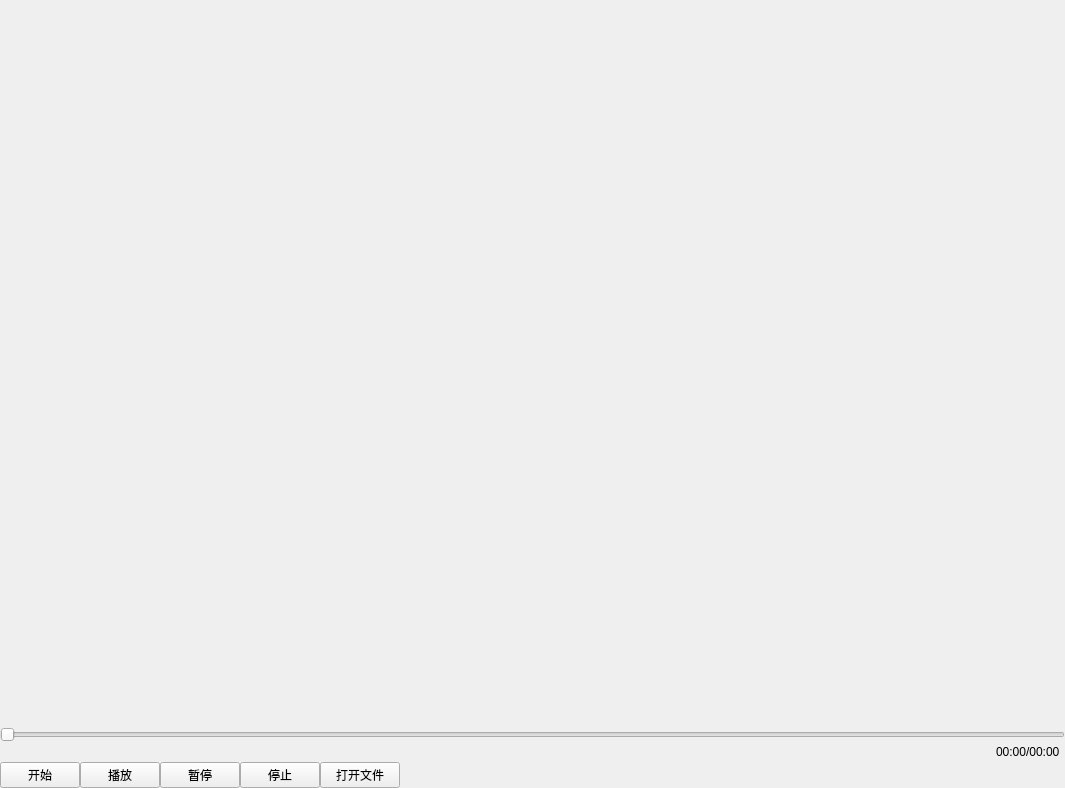
Qt form FF_Qt/ffmpeg_qt.ui (llk657843/FF_Qt) before a commit.
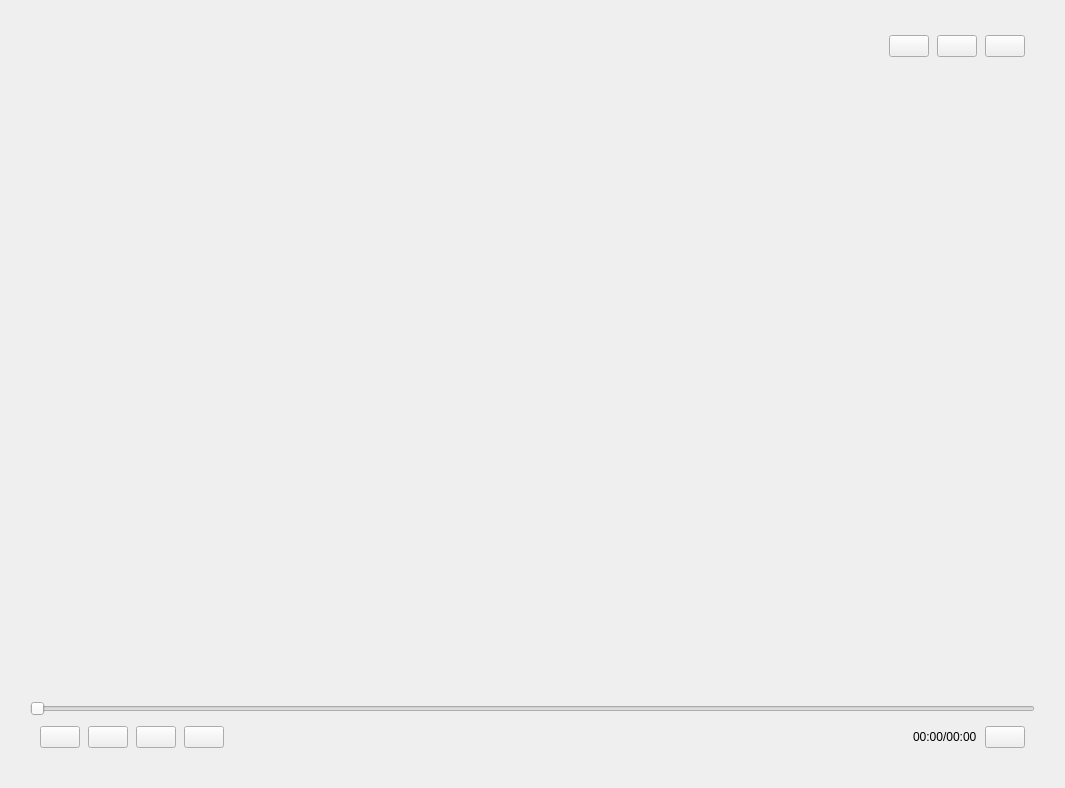
The same form after that commit. Custom widgets are drawn as their Qt base class.

The edit to the form file:
```diff
--- a/FF_Qt/ffmpeg_qt.ui
+++ b/FF_Qt/ffmpeg_qt.ui
@@ -18,16 +18,16 @@
     <number>0</number>
    </property>
    <property name="leftMargin">
-    <number>0</number>
+    <number>30</number>
    </property>
    <property name="topMargin">
-    <number>0</number>
+    <number>30</number>
    </property>
    <property name="rightMargin">
-    <number>0</number>
+    <number>30</number>
    </property>
    <property name="bottomMargin">
-    <number>0</number>
+    <number>30</number>
    </property>
    <item>
     <widget class="QFrame" name="fr_main">
@@ -48,8 +48,68 @@
        <number>0</number>
       </property>
       <item>
-       <widget class="QWidget" name="verticalWidget" native="true">
+       <widget class="QFrame" name="fr_top">
+        <layout class="QHBoxLayout" name="horizontalLayout_3">
+         <property name="spacing">
+          <number>8</number>
+         </property>
+         <property name="leftMargin">
+          <number>0</number>
+         </property>
+         <property name="topMargin">
+          <number>5</number>
+         </property>
+         <property name="rightMargin">
+          <number>10</number>
+         </property>
+         <property name="bottomMargin">
+          <number>5</number>
+         </property>
+         <item>
+          <spacer name="horizontalSpacer_3">
+           <property name="orientation">
+            <enum>Qt::Horizontal</enum>
+           </property>
+           <property name="sizeHint" stdset="0">
+            <size>
+             <width>40</width>
+             <height>20</height>
+            </size>
+           </property>
+          </spacer>
+         </item>
+         <item>
+          <widget class="QPushButton" name="btn_min">
+           <property name="text">
+            <string/>
+           </property>
+          </widget>
+         </item>
+         <item>
+          <widget class="QPushButton" name="btn_max">
+           <property name="text">
+            <string/>
+           </property>
+          </widget>
+         </item>
+         <item>
+          <widget class="QPushButton" name="btn_close">
+           <property name="text">
+            <string/>
+           </property>
+          </widget>
+         </item>
+        </layout>
+       </widget>
+      </item>
+      <item>
         <layout class="QVBoxLayout" name="verticalLayout_3">
+        <property name="topMargin">
+         <number>0</number>
+        </property>
+        <property name="rightMargin">
+         <number>0</number>
+        </property>
          <item>
           <widget class="QLabel" name="lb_movie">
            <property name="sizePolicy">
@@ -64,7 +124,6 @@
           </widget>
          </item>
         </layout>
-       </widget>
       </item>
       <item>
        <widget class="USlider" name="slider">
@@ -74,72 +133,48 @@
        </widget>
       </item>
       <item>
-       <layout class="QHBoxLayout" name="horizontalLayout_2">
-        <property name="spacing">
-         <number>0</number>
-        </property>
-        <property name="rightMargin">
-         <number>5</number>
-        </property>
-        <property name="bottomMargin">
-         <number>0</number>
-        </property>
-        <item>
-         <spacer name="horizontalSpacer_2">
-          <property name="orientation">
-           <enum>Qt::Horizontal</enum>
-          </property>
-          <property name="sizeHint" stdset="0">
-           <size>
-            <width>40</width>
-            <height>20</height>
-           </size>
-          </property>
-         </spacer>
-        </item>
-        <item>
-         <widget class="QLabel" name="lb_time">
-          <property name="text">
-           <string>00:00/00:00</string>
-          </property>
-         </widget>
-        </item>
-       </layout>
-      </item>
-      <item>
+       <widget class="QFrame" name="fr_bottom">
        <layout class="QHBoxLayout" name="horizontalLayout">
+         <property name="spacing">
+          <number>8</number>
+         </property>
+         <property name="leftMargin">
+          <number>10</number>
+         </property>
+         <property name="topMargin">
+          <number>10</number>
+         </property>
+         <property name="rightMargin">
+          <number>10</number>
+         </property>
+         <property name="bottomMargin">
+          <number>10</number>
+         </property>
         <item>
          <widget class="QPushButton" name="btn_start">
           <property name="text">
-           <string>开始</string>
+            <string/>
           </property>
          </widget>
         </item>
         <item>
          <widget class="QPushButton" name="btn_resume">
           <property name="text">
-           <string>播放</string>
-          </property>
-         </widget>
-        </item>
-        <item>
-         <widget class="QPushButton" name="btn_pause">
-          <property name="text">
-           <string>暂停</string>
+            <string/>
           </property>
          </widget>
         </item>
         <item>
          <widget class="QPushButton" name="btn_stop">
           <property name="text">
-           <string>停止</string>
+            <string/>
           </property>
          </widget>
         </item>
         <item>
          <widget class="QPushButton" name="btn_open_file">
           <property name="text">
-           <string>打开文件</string>
+            <string/>
           </property>
          </widget>
         </item>
@@ -156,7 +191,22 @@
           </property>
          </spacer>
         </item>
-       </layout>
+         <item>
+          <widget class="QLabel" name="lb_time">
+           <property name="text">
+            <string>00:00/00:00</string>
+           </property>
+          </widget>
+         </item>
+         <item>
+          <widget class="QPushButton" name="btn_fullscreen">
+           <property name="text">
+            <string/>
+           </property>
+          </widget>
+         </item>
+        </layout>
+       </widget>
       </item>
      </layout>
     </widget>
```
Left out of the diff: 2 changed lines with no effect on the pictures. Lines whose indentation alone changed are shown as unchanged.
